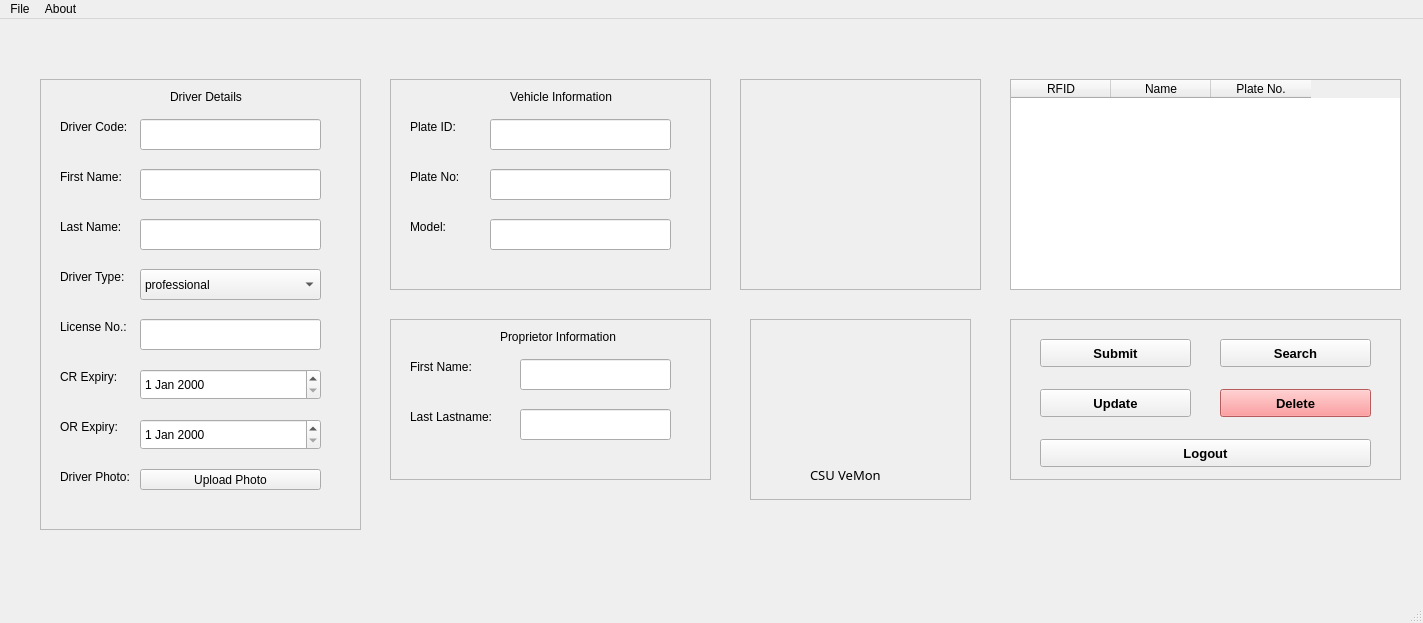
Before: the Qt Designer form ui/AdminMain.ui in AlienWolfX/CSU-RFID-PYQT6, drawn with Qt 5.
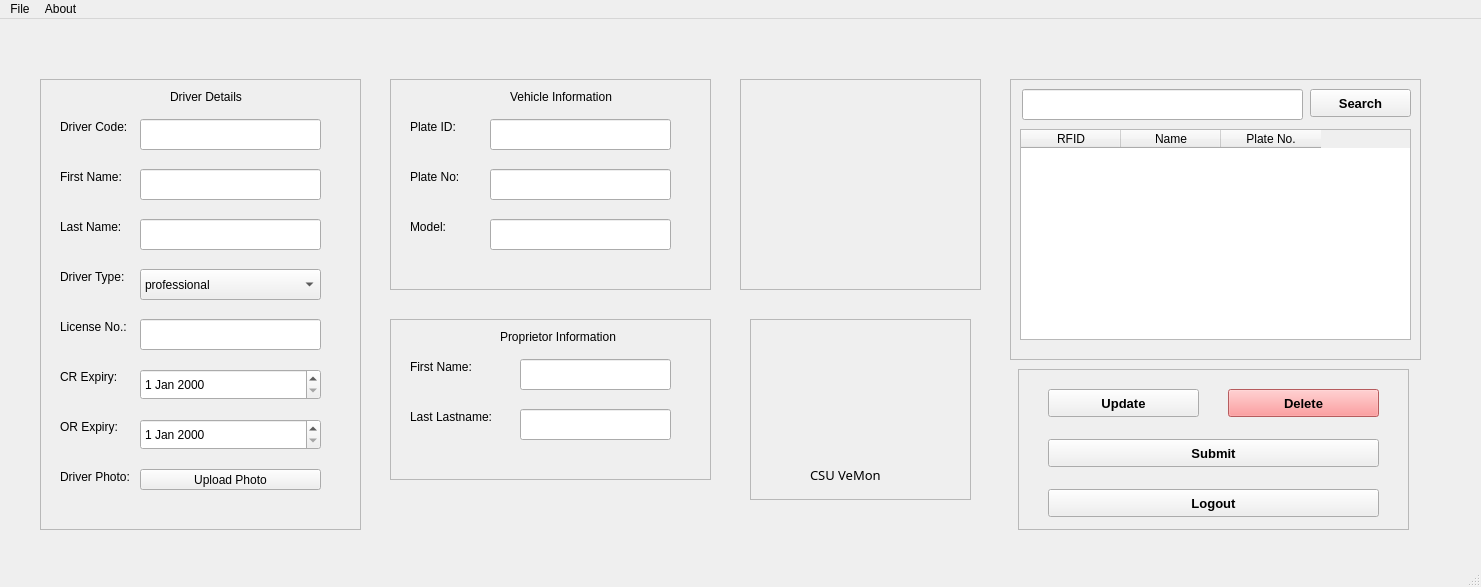
After: the same form once the commit is applied. Icons and pictures are not drawn.

Commit message: ✨feature: search functionality

The edit to the form file:
```diff
--- a/ui/AdminMain.ui
+++ b/ui/AdminMain.ui
@@ -6,8 +6,8 @@
    <rect>
     <x>0</x>
     <y>0</y>
-    <width>1423</width>
-    <height>623</height>
+    <width>1481</width>
+    <height>587</height>
    </rect>
   </property>
   <property name="windowTitle">
@@ -520,39 +520,11 @@
      </property>
     </widget>
    </widget>
-   <widget class="QTableWidget" name="detailsTable">
-    <property name="geometry">
-     <rect>
-      <x>1010</x>
-      <y>60</y>
-      <width>391</width>
-      <height>211</height>
-     </rect>
-    </property>
-    <property name="editTriggers">
-     <set>QAbstractItemView::NoEditTriggers</set>
-    </property>
-    <column>
-     <property name="text">
-      <string>RFID</string>
-     </property>
-    </column>
-    <column>
-     <property name="text">
-      <string>Name</string>
-     </property>
-    </column>
-    <column>
-     <property name="text">
-      <string>Plate No.</string>
-     </property>
-    </column>
-   </widget>
    <widget class="QFrame" name="functions">
     <property name="geometry">
      <rect>
-      <x>1010</x>
-      <y>300</y>
+      <x>1018</x>
+      <y>350</y>
       <width>391</width>
       <height>161</height>
      </rect>
@@ -570,8 +542,8 @@
      <property name="geometry">
       <rect>
        <x>30</x>
-       <y>20</y>
-       <width>151</width>
+       <y>70</y>
+       <width>331</width>
        <height>28</height>
       </rect>
      </property>
@@ -593,38 +565,11 @@
        <normaloff>../images/submit.svg</normaloff>../images/submit.svg</iconset>
      </property>
     </widget>
-    <widget class="QPushButton" name="searchButton">
-     <property name="geometry">
-      <rect>
-       <x>210</x>
-       <y>20</y>
-       <width>151</width>
-       <height>28</height>
-      </rect>
-     </property>
-     <property name="font">
-      <font>
-       <pointsize>10</pointsize>
-       <weight>75</weight>
-       <bold>true</bold>
-      </font>
-     </property>
-     <property name="styleSheet">
-      <string notr="true"/>
-     </property>
-     <property name="text">
-      <string>Search</string>
-     </property>
-     <property name="icon">
-      <iconset>
-       <normaloff>../images/search.svg</normaloff>../images/search.svg</iconset>
-     </property>
-    </widget>
     <widget class="QPushButton" name="updateButton">
      <property name="geometry">
       <rect>
        <x>30</x>
-       <y>70</y>
+       <y>20</y>
        <width>151</width>
        <height>28</height>
       </rect>
@@ -651,7 +596,7 @@
      <property name="geometry">
       <rect>
        <x>210</x>
-       <y>70</y>
+       <y>20</y>
        <width>151</width>
        <height>28</height>
       </rect>
@@ -705,13 +650,94 @@
      </property>
     </widget>
    </widget>
+   <widget class="QFrame" name="frame">
+    <property name="geometry">
+     <rect>
+      <x>1010</x>
+      <y>60</y>
+      <width>411</width>
+      <height>281</height>
+     </rect>
+    </property>
+    <property name="frameShape">
+     <enum>QFrame::StyledPanel</enum>
+    </property>
+    <property name="frameShadow">
+     <enum>QFrame::Raised</enum>
+    </property>
+    <widget class="QLineEdit" name="searchValue">
+     <property name="geometry">
+      <rect>
+       <x>12</x>
+       <y>10</y>
+       <width>281</width>
+       <height>31</height>
+      </rect>
+     </property>
+    </widget>
+    <widget class="QPushButton" name="searchButton">
+     <property name="geometry">
+      <rect>
+       <x>300</x>
+       <y>10</y>
+       <width>101</width>
+       <height>28</height>
+      </rect>
+     </property>
+     <property name="font">
+      <font>
+       <pointsize>10</pointsize>
+       <weight>75</weight>
+       <bold>true</bold>
+      </font>
+     </property>
+     <property name="styleSheet">
+      <string notr="true"/>
+     </property>
+     <property name="text">
+      <string>Search</string>
+     </property>
+     <property name="icon">
+      <iconset>
+       <normaloff>../images/search.svg</normaloff>../images/search.svg</iconset>
+     </property>
+    </widget>
+    <widget class="QTableWidget" name="detailsTable">
+     <property name="geometry">
+      <rect>
+       <x>10</x>
+       <y>50</y>
+       <width>391</width>
+       <height>211</height>
+      </rect>
+     </property>
+     <property name="editTriggers">
+      <set>QAbstractItemView::NoEditTriggers</set>
+     </property>
+     <column>
+      <property name="text">
+       <string>RFID</string>
+      </property>
+     </column>
+     <column>
+      <property name="text">
+       <string>Name</string>
+      </property>
+     </column>
+     <column>
+      <property name="text">
+       <string>Plate No.</string>
+      </property>
+     </column>
+    </widget>
+   </widget>
   </widget>
   <widget class="QMenuBar" name="menubar">
    <property name="geometry">
     <rect>
      <x>0</x>
      <y>0</y>
-     <width>1423</width>
+     <width>1481</width>
      <height>26</height>
     </rect>
    </property>
```
The commit also changes 3 other files.
